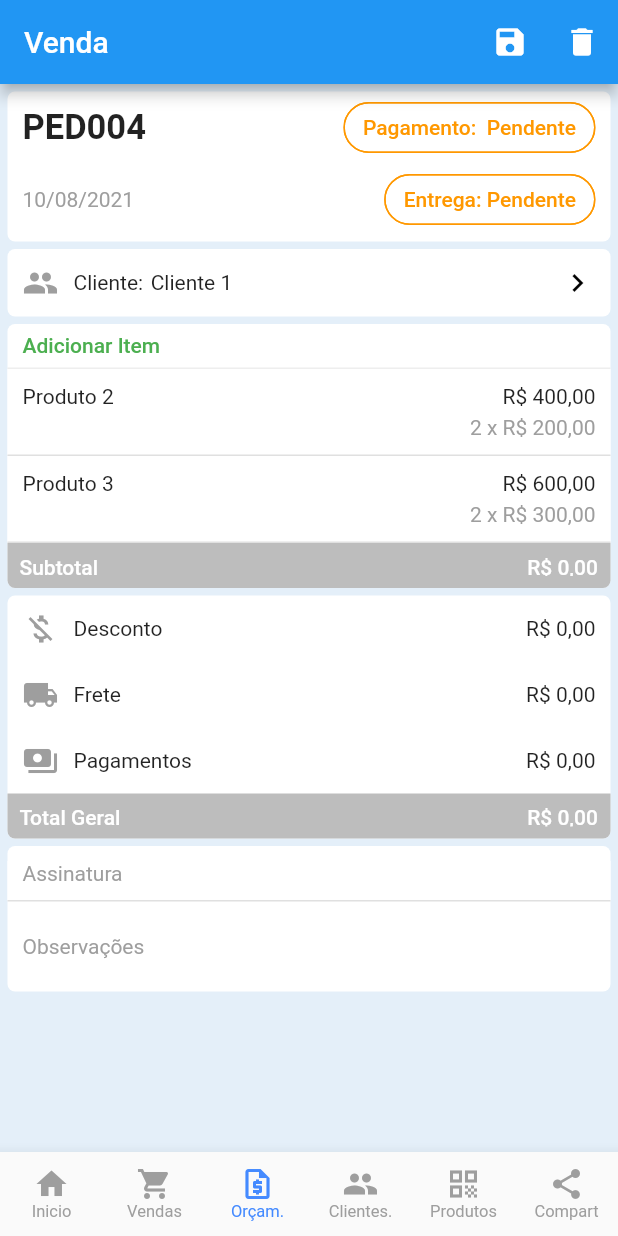
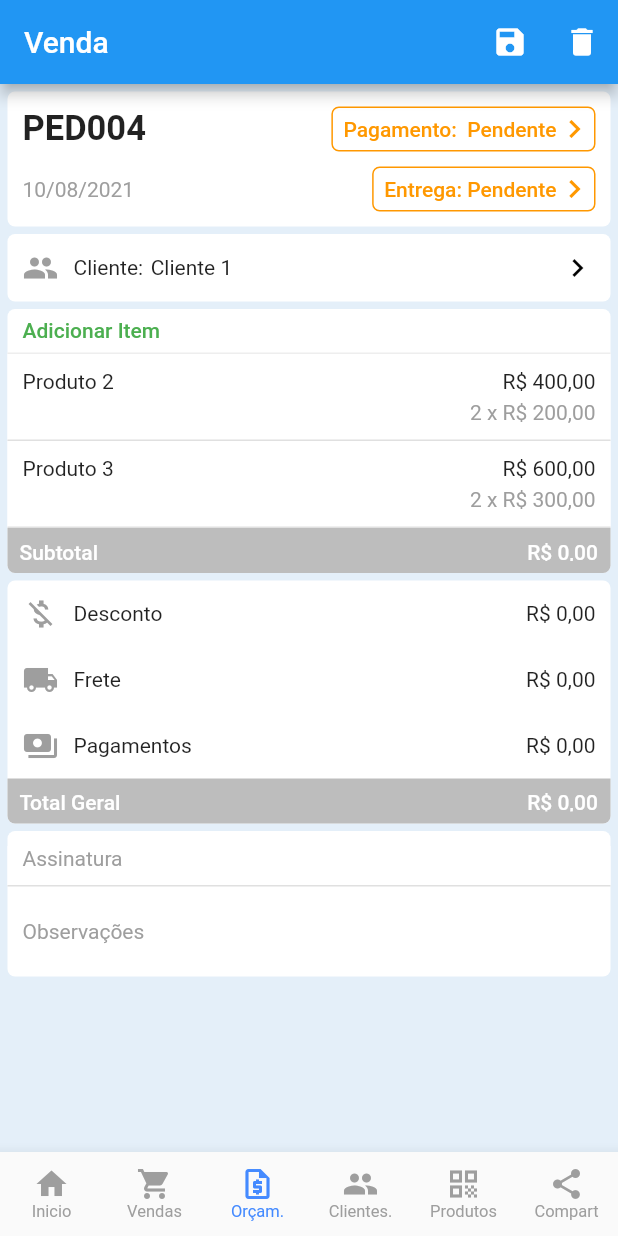
Before and after one commit to Italoibiapina/FaturaRapida, a Flutter app: the screen it shows after launch, item 3 of the bottom bar chosen, on a phone screen of 412 x 824 dp. Run offline on Flutter 3.47's test engine with Material 2 defaults, Android fonts, the light colour scheme and no system bars; our stand-ins replace flutter_masked_text2.

Commit message:
20210809

```diff
--- a/lib/main.dart
+++ b/lib/main.dart
@@ -14,7 +14,9 @@ import 'package:pedido_facil/view/cliente/cliente_list.dart';
 import 'package:pedido_facil/view/inicio/inicio.dart';
 import 'package:pedido_facil/view/produto/produto_form.dart';
 import 'package:pedido_facil/view/produto/produto_list.dart';
+import 'package:pedido_facil/view/venda/venda_form_cabecalho.dart';
 import 'package:pedido_facil/view/venda/venda_form.dart';
+import 'package:pedido_facil/view/venda/venda_form_desc_frete.dart';
 import 'package:pedido_facil/view/venda/venda_list.dart';
 import 'package:provider/provider.dart';
 
@@ -72,6 +74,8 @@ class _PedidoFacil extends State<PedidoFacil> {
           AppRoutes.CLIENTE_FORM: (context) => ClienteForm(),
           AppRoutes.VENDA_LIST: (context) => VendaList(),
           AppRoutes.VENDA_FORM: (context) => VendaForm(),
+          AppRoutes.VENDA_FORM_CABECALHO: (context) => VendaFormCabelcalho(),
+          AppRoutes.VENDA_FORM_DESC_FRETE: (context) => VendaFormDescFrete(),
         },
         home: Scaffold(
           backgroundColor: Util.backColorPadrao,
--- a/lib/models/venda.dart
+++ b/lib/models/venda.dart
@@ -4,11 +4,13 @@ import 'package:pedido_facil/models/venda_item.dart';
 import 'IData.dart';
 
 class Venda extends IData {
-  final String nrPed;
-  final DateTime dtPed;
+  late String nrPed;
+  late DateTime dtPed;
   final DateTime? dtVencPed;
   final Cliente cli;
   final List<VendaItem> itens;
+  double vlDesconto;
+  double vlFrete;
   final bool isPago;
   final bool isEnt;
 
@@ -41,8 +43,8 @@ class Venda extends IData {
     return "";
   }
 
-  Venda({
-    id,
+  Venda(
+      {id,
       required this.nrPed,
       required this.dtPed,
       this.dtVencPed,
@@ -50,7 +52,9 @@ class Venda extends IData {
       required this.itens,
       required this.isPago,
       required this.isEnt,
-  }) : super(id: id);
+      this.vlDesconto = 0.0,
+      this.vlFrete = 0.0})
+      : super(id: id);
 
   Venda clone() {
     return Venda(
--- a/lib/routes/app_routes.dart
+++ b/lib/routes/app_routes.dart
@@ -6,4 +6,6 @@ class AppRoutes {
   static const CLIENTE_FORM = '/cliente-form';
   static const VENDA_LIST = '/venda-list';
   static const VENDA_FORM = '/venda-form';
+  static const VENDA_FORM_CABECALHO = '/venda-form-cabecalho';
+  static const VENDA_FORM_DESC_FRETE = '/venda-form-desc-frete';
 }
--- /dev/null
+++ b/lib/util/widget/date_picker_widget.dart
@@ -0,0 +1,52 @@
+import 'package:flutter/material.dart';
+
+import '../util.dart';
+
+// ignore: must_be_immutable
+class DatePickerWidget extends StatefulWidget {
+  DateTime iniDate;
+  final Function setDateFnc;
+  DatePickerWidget({Key? key, required this.iniDate, required this.setDateFnc}) : super(key: key);
+
+  @override
+  _DatePickerWidgetState createState() => _DatePickerWidgetState();
+}
+
+class _DatePickerWidgetState extends State<DatePickerWidget> {
+  getText() {
+    /* print(' => IniDate :' + Util.toDateFormat(widget.iniDate));
+    //if (currenteData == null) currenteData = widget.iniDate;
+    if (currenteData == null) {
+      return "Seleciona uma data";
+    } else {
+      return Util.toDateFormat(currenteData!);
+    }
+ */
+    return Util.toDateFormat(widget.iniDate);
+  }
+
+  @override
+  Widget build(BuildContext context) => InkWell(
+        child: Text(getText(), style: TextStyle(color: Colors.grey)),
+        onTap: () => pickDate(context),
+      );
+  //}
+
+  Future pickDate(BuildContext context) async {
+    final initDate = DateTime.now();
+    final newDate = await showDatePicker(
+      context: context,
+      initialDate: initDate,
+      firstDate: DateTime(DateTime.now().year - 10),
+      lastDate: DateTime(DateTime.now().year + 10),
+    );
+
+    if (newDate == null) return;
+
+    setState(() {
+      widget.iniDate = newDate;
+      widget.setDateFnc(newDate);
+    });
+    //setState(() => currenteData = newDate);
+  }
+}
--- a/lib/view/venda/venda_form.dart
+++ b/lib/view/venda/venda_form.dart
@@ -3,8 +3,10 @@ import 'package:pedido_facil/models/cliente.dart';
 import 'package:pedido_facil/models/venda.dart';
 import 'package:pedido_facil/provider/cliente_provider.dart';
 import 'package:pedido_facil/provider/crud_provider.dart';
+import 'package:pedido_facil/routes/app_routes.dart';
 import 'package:pedido_facil/util/util.dart';
 import 'package:pedido_facil/util/util_list_tile.dart';
+import 'package:pedido_facil/util/widget/date_picker_widget.dart';
 
 import 'package:provider/provider.dart';
 
@@ -17,7 +19,6 @@ class VendaForm extends StatefulWidget {
 }
 
 class _VendaFormState extends State<VendaForm> {
-  late Venda _newVenda;
   late Venda? venda;
   _VendaFormState({this.venda}) : super();
 
@@ -25,10 +26,15 @@ class _VendaFormState extends State<VendaForm> {
   final _form = GlobalKey<FormState>();
   final Map<String, String> _formData = {};
 
+  rebuildThisForm() {
+    setState(() {
+      //print("Dt Pedido: " + Util.toDateFormat(venda!.dtPed));
+    });
+  }
+
   void _loadFormData() {
     if (venda != null) {
       print("Antes de testar o produto  : " + venda.toString());
-      _newVenda = venda!.clone();
     }
   }
 
@@ -100,9 +106,9 @@ class _VendaFormState extends State<VendaForm> {
           padding: const EdgeInsets.all(Util.marginScreenPadrao),
           children: <Widget>[
             UtilFormVenda.getBlockData(
-              height: 100,
+              height: 90,
               marginTop: false,
-              child: UtilFormVenda.getResumoPedido(venda!),
+              child: UtilFormVenda.getResumoPedido(venda!, context, rebuildThisForm),
             ),
             UtilFormVenda.getBlockData(
               height: 45,
@@ -120,101 +126,75 @@ class _VendaFormState extends State<VendaForm> {
               ),
             ),
             UtilFormVenda.getBlockDataClean(
-              UtilFormVenda.getSecaoDescFretePagto(),
+              UtilFormVenda.getSecaoDescFretePagto(venda!, context, rebuildThisForm),
             ),
             UtilFormVenda.getBlockDataClean(
               UtilFormVenda.getSecaoSigObs(),
             ),
           ],
         ));
-
-    /* return UtilForm.getFormContainerPadrao(
-        'Venda',
-        () => save(),
-        null,
-        Form(
-          key: _form,
-          child: Column(
-            children: <Widget>[
-              TextFormField(
-                initialValue: _formData['nm'],
-                decoration: InputDecoration(labelText: 'Nome'),
-                validator: (value) {
-                  return UtilForm.valTextFormField(valor: value.toString(), mandatorio: true);
-                },
-                onSaved: (value) => _formData['nm'] = value!,
-              ),
-              TextFormField(
-                initialValue: _formData['fone'],
-                keyboardType: TextInputType.number,
-                decoration: InputDecoration(labelText: 'Fone'),
-                validator: (value) {
-                  return UtilForm.valTextFormField(
-                      valor: value.toString(), mandatorio: true, numerico: true);
-                },
-                onSaved: (value) => _formData['fone'] = value!,
-              ),
-              TextFormField(
-                initialValue: _formData['email'],
-                decoration: InputDecoration(labelText: 'e-mail'),
-                onSaved: (value) => _formData['email'] = value!,
-              ),
-            ],
-          ),
-        )); */
   }
 }
 
 class UtilFormVenda {
-  static Column getResumoPedido(Venda venda) {
-    return Column(
+  static Container getResumoPedido(Venda venda, context, Function rebuild) {
+    return Container(
+      margin: EdgeInsets.only(top: 5),
+      child: Column(
         children: [
           Row(
             mainAxisAlignment: MainAxisAlignment.spaceBetween,
             children: [
-            Text(venda.nrPed, style: TextStyle(fontSize: 23, fontWeight: FontWeight.bold)),
-            /* Row(
-              children: [
-                Text("Pagamento:", style: TextStyle(color: Colors.orange)),
-                Text(venda.statusPagto, style: TextStyle(color: Colors.orange)),
-              ],
-            ), */
-            Chip(
-              label:
-                  Text("Pagamento: " + venda.statusPagto, style: TextStyle(color: Colors.orange)),
-              backgroundColor: Colors.white,
-              shape: StadiumBorder(
-                  side: BorderSide(
-                width: 1,
-                color: Colors.orange,
-              )),
-            )
+              InkWell(
+                  child: Text(venda.nrPed,
+                      style: TextStyle(fontSize: 23, fontWeight: FontWeight.bold)),
+                  onTap: () async {
+                    await Navigator.of(context)
+                        .pushNamed(AppRoutes.VENDA_FORM_CABECALHO, arguments: venda);
+                    rebuild();
+                  }),
+              getStatusResumo("Pagamento: " + venda.statusPagto, Colors.orange, false, venda),
             ],
           ),
           Row(
             mainAxisAlignment: MainAxisAlignment.spaceBetween,
             children: [
-            Text(Util.toDateFormat(venda.dtPed), style: TextStyle(color: Colors.grey)),
-            Chip(
-              label:
-                  Text("Entrega: " + venda.statusEntrega, style: TextStyle(color: Colors.orange)),
-              backgroundColor: Colors.white,
-              shape: StadiumBorder(
-                  side: BorderSide(
-                width: 1,
-                color: Colors.orange,
-              )),
-            )
-            /* Row(
-              children: [
-                Text("Entrega:", style: TextStyle(color: Colors.orange)),
-                Text(venda.statusEntrega, style: TextStyle(color: Colors.orange)),
-              ],
-            ),*/
-            //Text(venda.dtVencPed.toString(), style: TextStyle(color: Colors.grey)),
+              DatePickerWidget(
+                iniDate: venda.dtPed,
+                setDateFnc: (pickedDate) => {venda.dtPed = pickedDate},
+              ),
+              //Text(Util.toDateFormat(venda.dtPed), style: TextStyle(color: Colors.grey)),
+              //getStatusResumo("Entrega: " + venda.statusEntrega, Colors.orange, true, venda),
+              getStatusResumo("Entrega: " + venda.statusEntrega, Colors.orange, true, venda),
             ],
           ),
         ],
+      ),
+    );
+  }
+
+  static Widget getStatusResumo(String texto, Color cor, bool isShrink, Venda venda) {
+    return Container(
+      margin: EdgeInsets.only(top: 5, bottom: 5),
+      child: SizedBox(
+          height: 30,
+          child: OutlinedButton(
+              onPressed: () => {print("Dt Entrega : " + Util.toDateFormat(venda.dtPed))},
+              child: Row(
+                children: [
+                  /* InkWell(
+                      child: Text(texto, style: TextStyle(color: cor), textAlign: TextAlign.right),
+                      onTap: () {
+                        print("Data de Venda: " + Util.toDateFormat(venda.dtPed));
+                      }), */
+                  Text(texto, style: TextStyle(color: cor), textAlign: TextAlign.right),
+                  Icon(Icons.navigate_next, color: cor),
+                ],
+              ),
+              style: OutlinedButton.styleFrom(
+                  side: BorderSide(color: cor, width: 1),
+                  shape: RoundedRectangleBorder(borderRadius: BorderRadius.circular(5.0)),
+                  padding: EdgeInsets.only(left: 8, right: 2, top: 0, bottom: 0)))),
     );
   }
 
@@ -239,6 +219,7 @@ class UtilFormVenda {
     return venda != null
         ? Container(
             child: ListView.builder(
+              physics: NeverScrollableScrollPhysics(), // sem scroll na lista view
               shrinkWrap: true, //para expandir o widget Pai
               itemCount: venda.itens.length,
               itemBuilder: (context, index) {
@@ -277,29 +258,43 @@ class UtilFormVenda {
         : Container(height: 40, child: const Center(child: Text('Pedido sem itens')));
   }
 
-  static Column getSecaoDescFretePagto() {
+  static Column getSecaoDescFretePagto(Venda venda, context, Function rebuild) {
     return Column(
       children: [
-        Container(
+        InkWell(
+          onTap: () async {
+            await Navigator.of(context)
+                .pushNamed(AppRoutes.VENDA_FORM_DESC_FRETE, arguments: venda);
+            rebuild();
+          },
+          child: Container(
             padding: EdgeInsets.all(Util.contentPaddingPadrao),
             child: Row(
               children: [
                 Icon(Icons.money_off, color: Colors.grey), //size: 30.0
                 Container(child: Text("Desconto"), padding: EdgeInsets.only(left: 10)),
                 new Spacer(), // I just added one line
-              Text(Util.toCurency(0)) // This Icon
+                Text(Util.toCurency(venda.vlDesconto)) // This Icon
               ],
             ),
           ),
-        Container(
+        ),
+        InkWell(
+          onTap: () async {
+            await Navigator.of(context)
+                .pushNamed(AppRoutes.VENDA_FORM_DESC_FRETE, arguments: venda);
+            rebuild();
+          },
+          child: Container(
             padding: EdgeInsets.all(Util.contentPaddingPadrao),
             child: Row(
               children: [
                 Icon(Icons.local_shipping, color: Colors.grey), //size: 30.0
                 Container(child: Text("Frete"), padding: EdgeInsets.only(left: 10)),
                 new Spacer(), // I just added one line
-              Text(Util.toCurency(0)) // This Icon
+                Text(Util.toCurency(venda.vlFrete)) // This Icon
               ],
+            ),
           ),
         ),
         Container(
--- a/pubspec.yaml
+++ b/pubspec.yaml
@@ -30,6 +30,8 @@ dependencies:
   # The following adds the Cupertino Icons font to your application.
   # Use with the CupertinoIcons class for iOS style icons.
   cupertino_icons: ^1.0.2
+  flutter_masked_text2: ^0.9.1
+
 
 dev_dependencies:
   flutter_test:
```
Also changed, not shown: lib/util/util_form.dart (+23 -1 lines), lib/view/cliente/cliente_form.dart (+16 -5 lines), lib/view/venda/venda_form_cabecalho.dart (added, +78 -0 lines), lib/view/venda/venda_form_desc_frete.dart (added, +88 -0 lines), pubspec.lock. Lines whose indentation alone changed are shown as unchanged.
